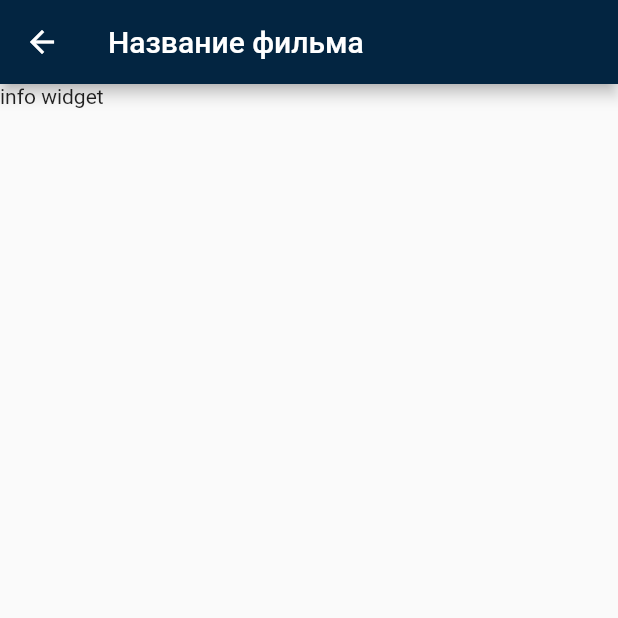
After one commit to Vladislav-Popov/themoviedb, a Flutter app: the MovieDetailsWidget screen opened by its route, on a phone screen of 412 x 824 dp, the top half of it. The commit adds this screen. Run offline on Flutter 3.47's test engine with Material 2 defaults, Android fonts, the phone set to English and light mode, and no system bars.

Commit message:
#41 start

```diff
--- a/lib/main.dart
+++ b/lib/main.dart
@@ -2,6 +2,7 @@ import 'package:flutter/material.dart';
 import 'package:themoviedb/theme/app_colors.dart';
 import 'package:themoviedb/widgets/auth/auth_widget.dart';
 import 'package:themoviedb/widgets/main_screen/main_screen_widget.dart';
+import 'package:themoviedb/widgets/movie_details/movie_details_widget.dart';
 
 void main() {
   runApp(MyApp());
@@ -25,6 +26,14 @@ class MyApp extends StatelessWidget {
       routes: {
         '/auth': (context) => AuthWidget(),
         '/main_screen': (context) => MainScreenWidget(),
+        '/main_screen/movie_details': (context) {
+          final arguments = ModalRoute.of(context)?.settings.arguments;
+          if (arguments is int) {
+            return MovieDetailsWidget(movieId: arguments);
+          } else {
+            return MovieDetailsWidget(movieId: 0);
+          }
+        },
       },
       initialRoute: '/auth',
       // (Данный метод возвращает экран, если произошла ошибка навигации);
--- /dev/null
+++ b/lib/widgets/movie_details/movie_details_info_widget.dart
@@ -0,0 +1,12 @@
+import 'package:flutter/cupertino.dart';
+
+class MovieDetailsInfoWidget extends StatelessWidget {
+  const MovieDetailsInfoWidget({Key? key}) : super(key: key);
+
+  @override
+  Widget build(BuildContext context) {
+    return Container(
+      child: Text('info widget'),
+    );
+  }
+}
--- /dev/null
+++ b/lib/widgets/movie_details/movie_details_widget.dart
@@ -0,0 +1,28 @@
+import 'package:flutter/material.dart';
+
+import 'movie_details_info_widget.dart';
+
+class MovieDetailsWidget extends StatefulWidget {
+  final int movieId;
+
+  const MovieDetailsWidget({Key? key, required this.movieId}) : super(key: key);
+
+  @override
+  _MovieDetailsWidgetState createState() => _MovieDetailsWidgetState();
+}
+
+class _MovieDetailsWidgetState extends State<MovieDetailsWidget> {
+  @override
+  Widget build(BuildContext context) {
+    return Scaffold(
+      appBar: AppBar(
+        title: Text('Название фильма'),
+      ),
+      body: ListView(
+        children: [
+          MovieDetailsInfoWidget(),
+        ],
+      ),
+    );
+  }
+}
```
Also changed, not shown: lib/widgets/movie_list/movie_list_widget.dart (+28 -3 lines).
